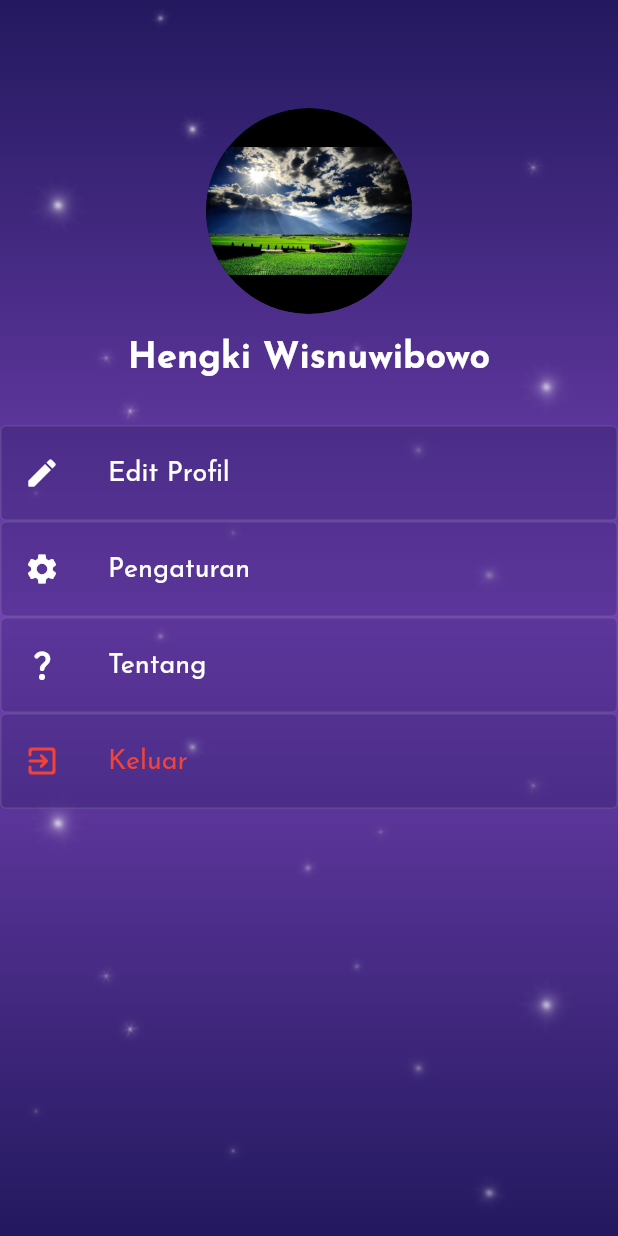
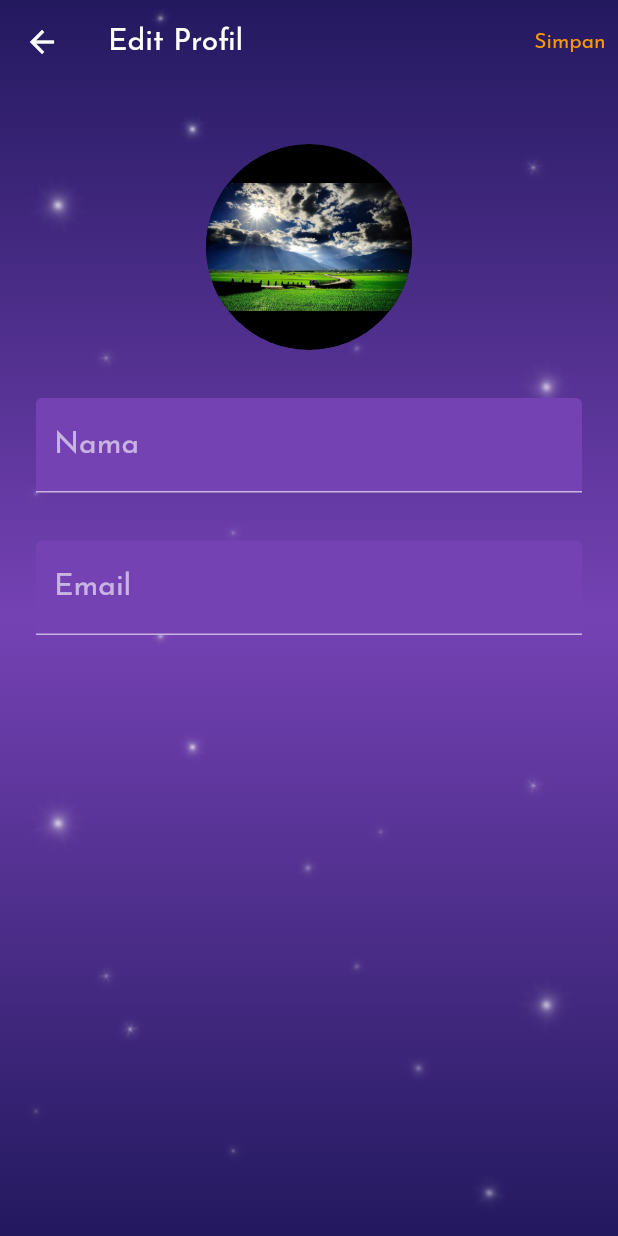
Before and after one commit to Raixard/SleepFox, a Flutter app: the ProfilePage screen opened directly, after a tap on "Edit Profil", on a phone screen of 412 x 824 dp. Run offline on Flutter 3.47's test engine with Material 2 defaults, Android fonts, the phone set to English and light mode, and no system bars; our stand-ins replace audio_video_progress_bar, cloud_firestore, firebase_auth, firebase_core, get, just_audio and 2 more; accounts and stored records are empty.

Commit message:
added profile editing feature
plus viewing profile data

```diff
--- /dev/null
+++ b/lib/getx_controller/user_controller.dart
@@ -0,0 +1,42 @@
+import 'package:cloud_firestore/cloud_firestore.dart';
+import 'package:firebase_auth/firebase_auth.dart';
+import 'package:flutter/widgets.dart';
+import 'package:get/get.dart';
+
+class UserController extends GetxController {
+  var name = "".obs;
+  var email = "".obs;
+  var userName = "".obs;
+
+  final nameController = TextEditingController();
+  final emailController = TextEditingController();
+
+  @override
+  void onInit() {
+    super.onInit();
+
+    var userId = FirebaseAuth.instance.currentUser!.uid;
+    FirebaseFirestore.instance
+      .collection("users")
+      .doc(userId)
+      .get()
+      .then((value) {
+        name.value = value.get("name");
+        email.value = value.get("email");
+        userName.value = value.get("username");
+    });
+  }
+
+  // fungsi untuk update info profil
+  // dipanggil ketika pencet simpan di profil_edit_page
+  updateInfo(String newName, newEmail) async {
+    var userId = FirebaseAuth.instance.currentUser!.uid;
+    FirebaseFirestore.instance.collection("users").doc(userId).update({
+      "name": newName,
+      "email": newEmail,
+    });
+
+    name.value = newName;
+    email.value = newEmail;
+  }
+}
--- a/lib/pages/main_page.dart
+++ b/lib/pages/main_page.dart
@@ -25,11 +25,11 @@ class MainPage extends StatelessWidget {
             () => IndexedStack(
               index: mpc.tabIndex.value,
               children: [
-                const DashboardPage(),
+                DashboardPage(),
                 TimerPage(),
                 GalleryPage(),
                 const MusicPage(),
-                const ProfilePage(),
+                ProfilePage(),
               ],
             ),
           ),
--- /dev/null
+++ b/lib/pages/profile_edit_page.dart
@@ -0,0 +1,96 @@
+import 'package:flutter/material.dart';
+import 'package:get/get.dart';
+import 'package:sleepfox/getx_controller/user_controller.dart';
+import 'package:sleepfox/utils/colors.dart';
+import 'package:sleepfox/widgets/main_background.dart';
+
+class ProfileEditPage extends StatelessWidget {
+  ProfileEditPage({Key? key}) : super(key: key);
+
+  final UserController userCtrl = Get.put(UserController());
+
+  // fungsi untuk membuat kotak input
+  // menerima TextEditingController dan String untuk label sebagai parameter
+  Widget inputBox({
+    required TextEditingController controller_,
+    required String text,
+    dynamic type = TextInputType.text,
+  }) {
+    return TextField(
+      keyboardType: type,
+      controller: controller_,
+      decoration: InputDecoration(
+        labelText: text,
+        fillColor: cLightPurple,
+        filled: true,
+      ),
+      style: const TextStyle(
+        fontSize: 20,
+      ),
+    );
+  }
+
+  @override
+  Widget build(BuildContext context) {
+    var mediaQuerySize = MediaQuery.of(context).size;
+    userCtrl.nameController.text = userCtrl.name.value;
+    userCtrl.emailController.text = userCtrl.email.value;
+    return Scaffold(
+      appBar: AppBar(
+        title: const Text("Edit Profil"),
+        backgroundColor: Colors.transparent,
+        shadowColor: Colors.transparent,
+        actions: [
+          TextButton(
+              onPressed: () {
+                userCtrl.updateInfo(
+                  userCtrl.nameController.text,
+                  userCtrl.emailController.text,
+                );
+
+                Get.back();
+
+                Get.snackbar(
+                  "Berhasil!",
+                  "Profil berhasil disimpan",
+                  snackPosition: SnackPosition.BOTTOM,
+                  backgroundColor: cOrange,
+                  colorText: Colors.white,
+                  margin: const EdgeInsets.all(12),
+                );
+              },
+              child: Text("Simpan"))
+        ],
+      ),
+      extendBodyBehindAppBar: true,
+      body: MainBackground(
+        child: ListView(
+          padding: const EdgeInsets.all(24),
+          children: [
+            Column(
+              children: [
+                const SizedBox(height: 72),
+                ClipOval(
+                  child: CircleAvatar(
+                      radius: mediaQuerySize.width / 6,
+                      child: Image.asset(
+                        "assets/gallery/1.jpg",
+                        fit: BoxFit.cover,
+                      )),
+                ),
+                const SizedBox(
+                  height: 32,
+                ),
+                inputBox(controller_: userCtrl.nameController, text: "Nama"),
+                const SizedBox(
+                  height: 32,
+                ),
+                inputBox(controller_: userCtrl.emailController, text: "Email")
+              ],
+            ),
+          ],
+        ),
+      ),
+    );
+  }
+}
--- a/lib/pages/profile_page.dart
+++ b/lib/pages/profile_page.dart
@@ -1,11 +1,15 @@
 import 'package:flutter/material.dart';
 import 'package:get/get.dart';
+import 'package:sleepfox/getx_controller/user_controller.dart';
 import 'package:sleepfox/pages/login_page.dart';
+import 'package:sleepfox/pages/profile_edit_page.dart';
 import 'package:sleepfox/utils/colors.dart';
 import 'package:sleepfox/widgets/main_background.dart';
 
 class ProfilePage extends StatelessWidget {
-  const ProfilePage({Key? key}) : super(key: key);
+  ProfilePage({Key? key}) : super(key: key);
+
+  final UserController userCtrl = Get.put(UserController());
 
   @override
   Widget build(BuildContext context) {
@@ -26,18 +30,27 @@ class ProfilePage extends StatelessWidget {
                   ),
                 ),
                 const SizedBox(height: 18),
-                const Text(
-                  "Hengki Wisnuwibowo",
-                  style: TextStyle(
+                Obx(() => Text(
+                  userCtrl.name.value,
+                  style: const TextStyle(
                     fontSize: 24,
                     fontWeight: FontWeight.w700,
                   ),
-                ),
+                )),
+                const SizedBox(height: 18),
+                Obx(() => Text(
+                  userCtrl.userName.value,
+                  style: const TextStyle(
+                    fontSize: 18,
+                  ),
+                )),
                 const SizedBox(height: 32),
                 ProfileButton(
                   icon: const Icon(Icons.edit_rounded),
                   text: "Edit Profil",
-                  onPressed: () {},
+                  onPressed: () {
+                    Get.to(() => ProfileEditPage());
+                  },
                 ),
                 ProfileButton(
                   icon: const Icon(Icons.settings),
--- a/lib/pages/registration_page.dart
+++ b/lib/pages/registration_page.dart
@@ -109,6 +109,7 @@ class RegistrationPage extends StatelessWidget {
                           await FirebaseFirestore.instance.collection("users").doc(userId).set({
                             "email": signInUpController.emailController.text,
                             "username": signInUpController.userNameController.text,
+                            "name": signInUpController.userNameController.text,
                           });
 
                           Get.offAll(() => const UserRouteProcessing());
```
Also changed, not shown: lib/pages/dashboard_page.dart (+12 -7 lines).
